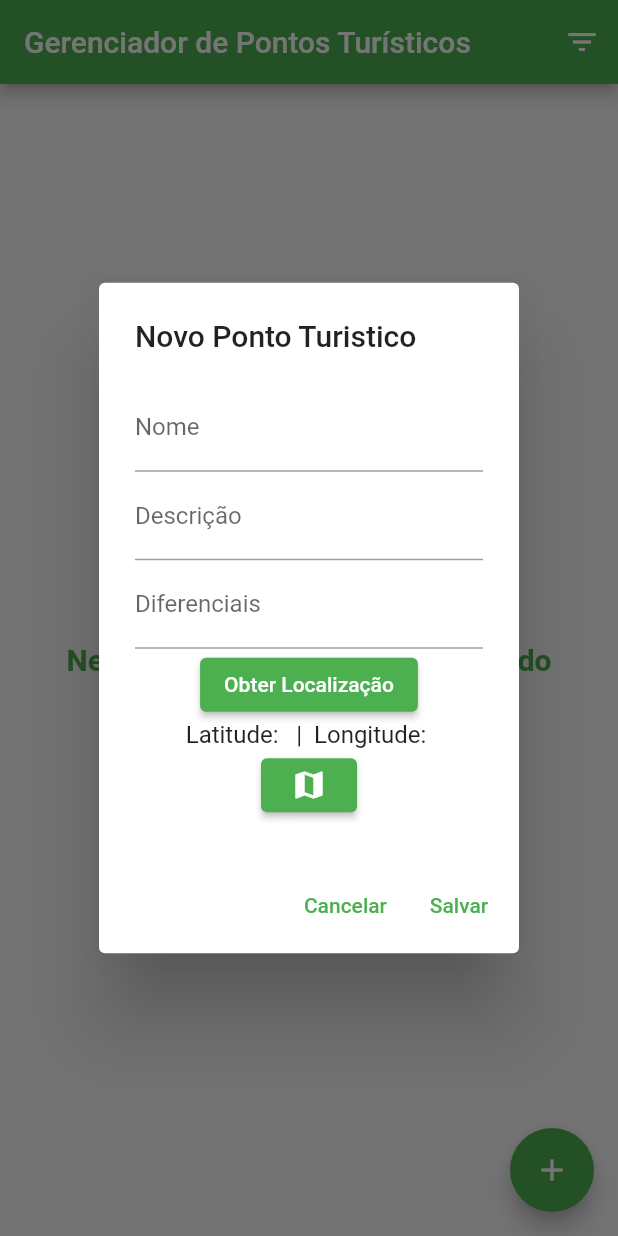
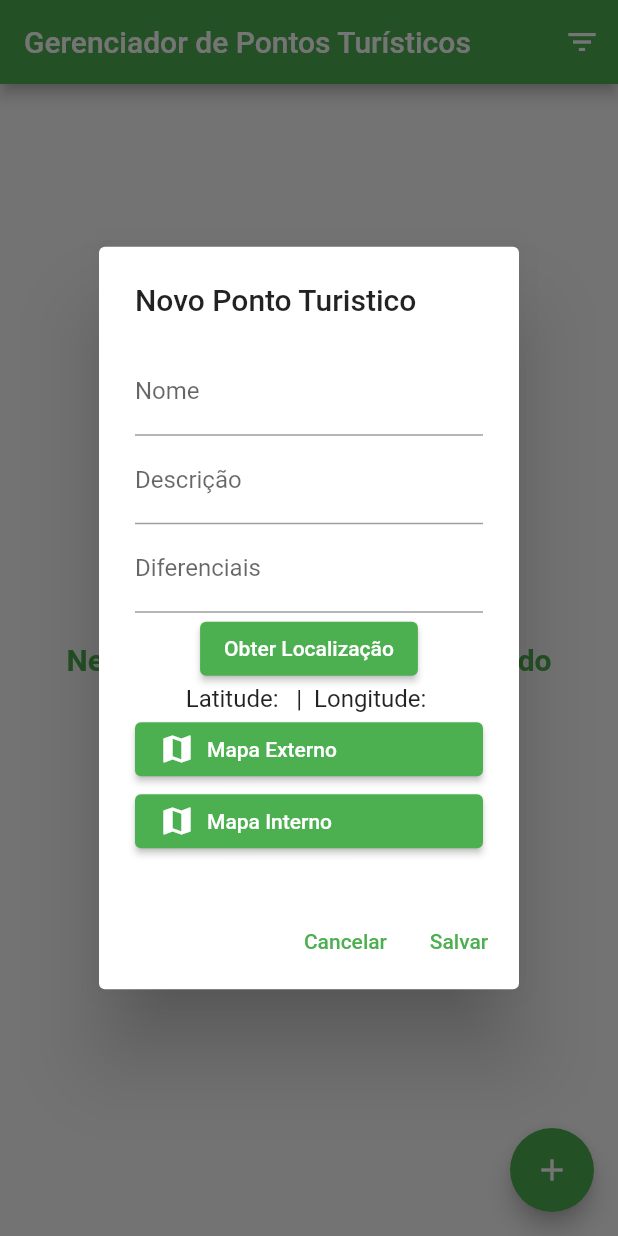
Before and after one commit to AdolfoSchwertz/gerenciamento_turismo, a Flutter app: the screen it shows after launch, after a tap on the "add" icon, on a phone screen of 412 x 824 dp. Run offline on Flutter 3.47's test engine with Material 2 defaults, Android fonts, the phone set to English and light mode, and no system bars; our stand-ins replace geolocator, google_maps_flutter, shared_preferences, sqflite; missing offline and left inert: maps_launcher; accounts and stored records are empty.

Commit message:
Entrega 3 ajustes

```diff
--- a/lib/dao/turismo_dao.dart
+++ b/lib/dao/turismo_dao.dart
@@ -32,13 +32,21 @@ class TurismoDao {
   }
 
   Future<List<PontoTuristico>> listar({
-    String filtro = '',
+    String filtroDescricao = '',
+    String filtroDiferenciais = '',
+    String filtroNome = '',
     String campoOrdenacao = PontoTuristico.campoId,
     bool usarOrdemDecrescente = false,
   }) async {
     String? where;
-    if (filtro.isNotEmpty) {
-      where = "UPPER(${PontoTuristico.campoDescricao}) LIKE '${filtro.toUpperCase()}%'";
+    if (filtroDescricao.isNotEmpty) {
+      where = "UPPER(${PontoTuristico.campoDescricao}) LIKE '${filtroDescricao.toUpperCase()}%'";
+    }
+    if (filtroDiferenciais.isNotEmpty) {
+      where = "UPPER(${PontoTuristico.campoDiferenciais}) LIKE '${filtroDiferenciais.toUpperCase()}%'";
+    }
+    if (filtroNome.isNotEmpty) {
+      where = "UPPER(${PontoTuristico.campoNome}) LIKE '${filtroNome.toUpperCase()}%'";
     }
     var orderBy = campoOrdenacao;
     if (usarOrdemDecrescente) {
--- a/lib/database/database_provider.dart
+++ b/lib/database/database_provider.dart
@@ -34,21 +34,25 @@ class DatabaseProvider {
         ${PontoTuristico.campoDiferenciais} TEXT,
         ${PontoTuristico.campoNome} TEXT,
         ${PontoTuristico.campoLatitude} TEXT,
-        ${PontoTuristico.campoLongetude} TEXT,
-        ${PontoTuristico.campoFinalizada} INTEGER NOT NULL DEFAULT 0
+        ${PontoTuristico.campoLongetude} TEXT
+
       );
     ''');
   }
+  // ${PontoTuristico.campoFinalizada} INTEGER NOT NULL DEFAULT 0
 
   Future<void> _onUpgrade(Database db, int oldVersion, int newVersion) async {
     switch (oldVersion) {
       case 1:
         await db.execute('''
           ALTER TABLE ${PontoTuristico.nomeTabela}
-          ADD ${PontoTuristico.campoFinalizada} INTEGER NOT NULL DEFAULT 0;
+          ADD ${PontoTuristico.campoLatitude} INTEGER NOT NULL DEFAULT -23.233699,
+          ADD ${PontoTuristico.campoLongetude} INTEGER NOT NULL DEFAULT -52.671366;
+
         ''');
     }
   }
+  // ADD ${PontoTuristico.campoFinalizada} INTEGER NOT NULL DEFAULT 0;
 
   Future<void> close() async {
     if (_database != null) {
--- a/lib/model/pontoTuristico.dart
+++ b/lib/model/pontoTuristico.dart
@@ -8,7 +8,7 @@ class PontoTuristico{
   static const campoDescricao = 'descricao';
   static const campoData = 'data';
   static const campoDiferenciais = 'diferenciais';
-  static const campoFinalizada = 'finalizada';
+ // static const campoFinalizada = 'finalizada';
   static const campoLongetude = 'longetude';
   static const campoLatitude = 'latitude';
 
@@ -17,7 +17,7 @@ class PontoTuristico{
   String descricaoo;
   String diferenciais;
   DateTime? dataCadastro = DateTime.now();
-  bool finalizada;
+//  bool finalizada;
   String longetude;
   String latitude;
 
@@ -28,7 +28,7 @@ class PontoTuristico{
     required this.diferenciais,
     required this.latitude,
     required this.longetude,
-    this.finalizada = false,
+    //this.finalizada = false,
     this.dataCadastro});
 
   String get dataCadastroFormatado{
@@ -49,7 +49,7 @@ class PontoTuristico{
     dataCadastro == null ? null : DateFormat("yyyy-MM-dd").format(dataCadastro!),
     campoLatitude:latitude,
     campoLongetude:longetude,
-    campoFinalizada: finalizada ? 1 : 0
+    //campoFinalizada: finalizada ? 1 : 0
   };
 
   factory PontoTuristico.fromMap(Map<String, dynamic> map) => PontoTuristico(
@@ -62,7 +62,7 @@ class PontoTuristico{
     dataCadastro: map[campoData] is String
         ? DateFormat("yyyy-MM-dd").parse(map[campoData])
         : null,
-    finalizada: map[campoFinalizada] == 1,
+   // finalizada: map[campoFinalizada] == 1,
   );
 
 
--- a/lib/widgets/conteudo_form_dialog.dart
+++ b/lib/widgets/conteudo_form_dialog.dart
@@ -100,13 +100,25 @@ class ConteudoFormDialogState extends State<ConteudoFormDialog> {
            ),
 
             ElevatedButton(
-                onPressed: _abrirCoordenadasNoMapaExterno,
-                child: Icon(Icons.map)
+              onPressed: _abrirCoordenadasNoMapaExterno,
+              child: Row(
+                children: [
+                  Icon(Icons.map),
+                  SizedBox(width: 8), // Espaçamento entre o ícone e o texto
+                  Text('Mapa Externo'),
+                ],
+              ),
             ),
-            // ElevatedButton(
-            //     onPressed: _abrirCoordenadasNoMapaInterno,
-            //     child: Icon(Icons.map)
-            // ),
+            ElevatedButton(
+              onPressed: _abrirCoordenadasNoMapaInterno,
+              child: Row(
+                children: [
+                  Icon(Icons.map),
+                  SizedBox(width: 8), // Espaçamento entre o ícone e o texto
+                  Text('Mapa Interno'),
+                ],
+              ),
+            )
           ],
         )
         )
@@ -140,8 +152,6 @@ class ConteudoFormDialogState extends State<ConteudoFormDialog> {
     setState(() {
 
     });
-
-
 
   }
 
```
Also changed, not shown: lib/pages/detalhes_turismo_page.dart (+20 -8 lines), lib/pages/lista_turismo_pages.dart (+23 -20 lines).
